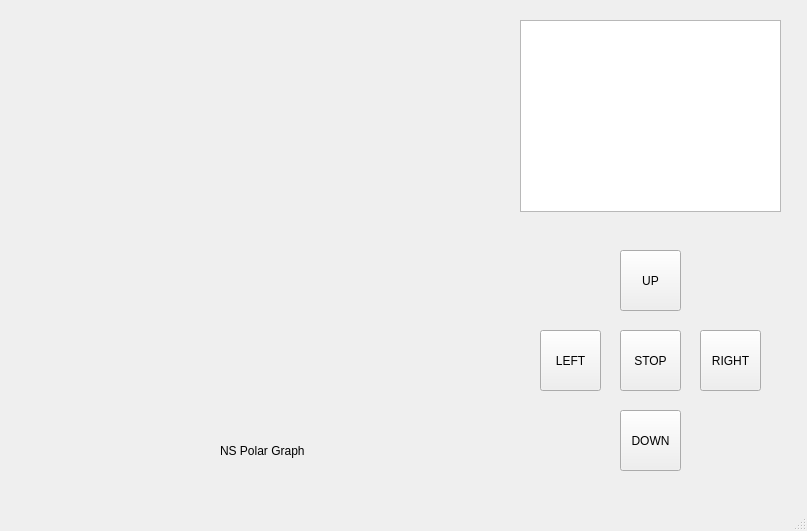
Before: the Qt Designer form PY Proj/GUI/GUI1.ui in Nocadice/NUC-WAVE_ROVER-Gyroscope, drawn with Qt 5.
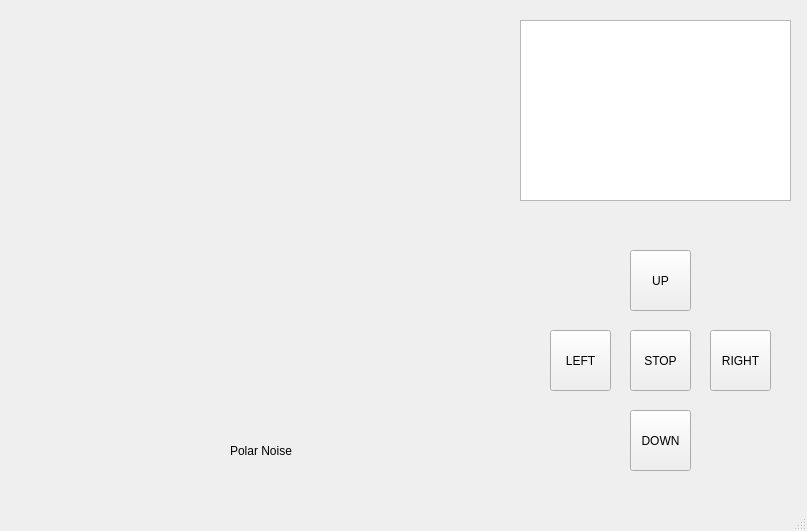
After: the same form once the commit is applied.

```diff
--- a/PY Proj/GUI/GUI1.ui
+++ b/PY Proj/GUI/GUI1.ui
@@ -27,7 +27,7 @@
    <widget class="QPushButton" name="pushButton">
     <property name="geometry">
      <rect>
-      <x>620</x>
+      <x>630</x>
       <y>250</y>
       <width>61</width>
       <height>61</height>
@@ -40,7 +40,7 @@
    <widget class="QPushButton" name="pushButton_2">
     <property name="geometry">
      <rect>
-      <x>540</x>
+      <x>550</x>
       <y>330</y>
       <width>61</width>
       <height>61</height>
@@ -53,7 +53,7 @@
    <widget class="QPushButton" name="pushButton_3">
     <property name="geometry">
      <rect>
-      <x>700</x>
+      <x>710</x>
       <y>330</y>
       <width>61</width>
       <height>61</height>
@@ -66,7 +66,7 @@
    <widget class="QPushButton" name="pushButton_4">
     <property name="geometry">
      <rect>
-      <x>620</x>
+      <x>630</x>
       <y>410</y>
       <width>61</width>
       <height>61</height>
@@ -79,7 +79,7 @@
    <widget class="QPushButton" name="pushButton_5">
     <property name="geometry">
      <rect>
-      <x>620</x>
+      <x>630</x>
       <y>330</y>
       <width>61</width>
       <height>61</height>
@@ -92,23 +92,23 @@
    <widget class="QLabel" name="label">
     <property name="geometry">
      <rect>
-      <x>220</x>
+      <x>230</x>
       <y>430</y>
-      <width>91</width>
+      <width>71</width>
       <height>41</height>
      </rect>
     </property>
     <property name="text">
-     <string>NS Polar Graph</string>
+     <string>Polar Noise</string>
     </property>
    </widget>
-   <widget class="QGraphicsView" name="graphicsView">
+   <widget class="QTextEdit" name="textEdit">
     <property name="geometry">
      <rect>
       <x>520</x>
       <y>20</y>
-      <width>261</width>
-      <height>192</height>
+      <width>271</width>
+      <height>181</height>
      </rect>
     </property>
    </widget>
```
